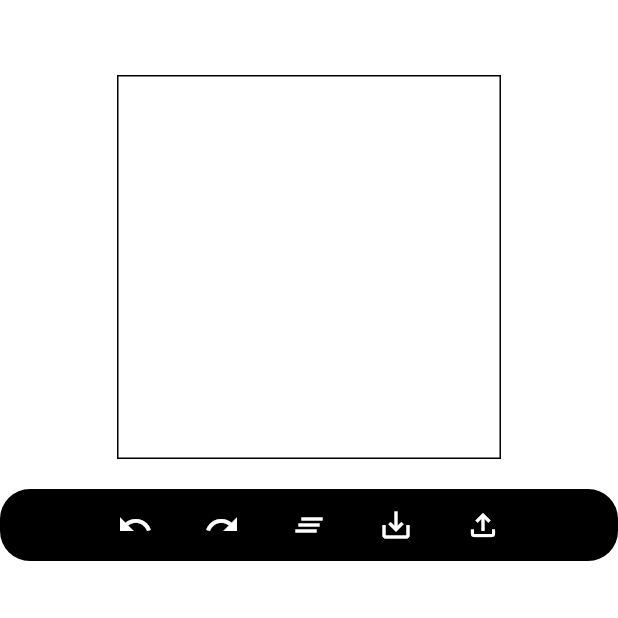
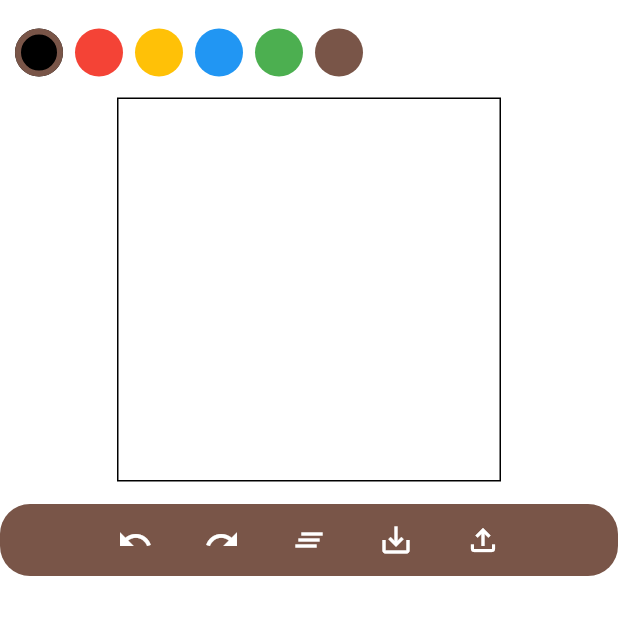
Before and after one commit to offfahad/human-face-sketch-to-real, a Flutter app: the screen it shows after launch, on a phone screen of 412 x 824 dp, the top half of it. Run offline on Flutter 3.47's test engine with Material 3 defaults, Android fonts, the phone set to English and light mode, and no system bars; our stand-ins replace cloud_firestore, file_picker, firebase_auth, image_gallery_saver, image_picker, splashscreen; accounts and stored records are empty.

Commit message:
colors-added

```diff
--- a/Frontend/human_face_generator/lib/drawing_room_screen.dart
+++ b/Frontend/human_face_generator/lib/drawing_room_screen.dart
@@ -21,9 +21,6 @@ class DrawingRoomScreen extends StatefulWidget {
 class _DrawingRoomScreenState extends State<DrawingRoomScreen> {
   var historyDrawingPoints = <DrawingPoint>[];
   var drawingPoints = <DrawingPoint>[];
-
-  var selectedColor = Colors.black;
-  var selectedWidth = 2.0;
   DrawingPoint? currentDrawingPoint;
 
   Widget imageOutput = Container();
@@ -31,12 +28,26 @@ class _DrawingRoomScreenState extends State<DrawingRoomScreen> {
   final ImagePicker picker = ImagePicker();
   File? image;
 
+  var avaiableColor = [
+    Colors.black,
+    Colors.red,
+    Colors.amber,
+    Colors.blue,
+    Colors.green,
+    Colors.brown,
+  ];
+
+  var selectedColor = Colors.black;
+  var selectedWidth = 2.0;
+
   Future<void> chooseImage() async {
     final XFile? file = await picker.pickImage(source: ImageSource.gallery);
     if (file != null) {
       final File pickedImage = File(file.path);
       final decodedImage = await decodeImageFromFile(pickedImage);
-      if (decodedImage != null && decodedImage.width == 256 && decodedImage.height == 256) {
+      if (decodedImage != null &&
+          decodedImage.width == 256 &&
+          decodedImage.height == 256) {
         setState(() {
           image = pickedImage;
         });
@@ -109,7 +120,6 @@ class _DrawingRoomScreenState extends State<DrawingRoomScreen> {
     fetchResponse(base64);
   }
 
-
   void fetchResponse(var base64Image) async {
     var data = {"Image": base64Image};
     var url = Uri.parse("http://192.168.43.199:5000/predict");
@@ -159,13 +169,51 @@ void fetchResponse(var base64Image) async {
           ),
         ),
         child: Padding(
-          padding: const EdgeInsets.only(top: 50),
+          padding: const EdgeInsets.only(top: 10),
           child: Column(
             mainAxisAlignment: MainAxisAlignment.start,
             children: [
               Padding(
-                padding: const EdgeInsets.only(bottom: 20),
-                child: image !=null ? Image.file(image!) : Container(
+                padding: const EdgeInsets.only(left: 10),
+                child: SizedBox(
+                  height: 50,
+                  child: ListView.separated(
+                    scrollDirection: Axis.horizontal,
+                    itemCount: avaiableColor.length,
+                    separatorBuilder: (_, __) {
+                      return const SizedBox(
+                        width: 8,
+                      );
+                    },
+                    itemBuilder: (context, index) {
+                      return GestureDetector(
+                        onTap: () {
+                          setState(() {
+                            selectedColor = avaiableColor[index];
+                          });
+                        },
+                        child: Container(
+                          width: 32,
+                          height: 32,
+                          decoration: BoxDecoration(
+                              color: avaiableColor[index],
+                              shape: BoxShape.circle),
+                          foregroundDecoration: BoxDecoration(
+                              border: selectedColor == avaiableColor[index]
+                                  ? Border.all(color: Colors.brown, width: 4)
+                                  : null,
+                              shape: BoxShape.circle),
+                        ),
+                      );
+                    },
+                  ),
+                ),
+              ),
+              Padding(
+                padding: const EdgeInsets.only(bottom: 15, top: 5),
+                child: image != null
+                    ? Image.file(image!)
+                    : Container(
                         width: 256,
                         height: 256,
                         decoration: BoxDecoration(
@@ -208,7 +256,8 @@ void fetchResponse(var base64Image) async {
                             setState(() {
                               if (currentDrawingPoint == null) return;
 
-                        currentDrawingPoint = currentDrawingPoint?.copyWith(
+                              currentDrawingPoint =
+                                  currentDrawingPoint?.copyWith(
                                 offsets: currentDrawingPoint!.offsets
                                   ..add(details.localPosition),
                               );
@@ -233,7 +282,7 @@ void fetchResponse(var base64Image) async {
                 width: MediaQuery.of(context).size.width,
                 //width: 500,
                 decoration: const BoxDecoration(
-                  color: Color.fromARGB(255, 0, 0, 0),
+                  color: Colors.brown,
                   borderRadius: BorderRadius.all(
                     Radius.circular(20),
                   ),
@@ -290,8 +339,7 @@ void fetchResponse(var base64Image) async {
                     width: 10,
                   ),
                   IconButton(
-                    onPressed: (){
-                    },
+                    onPressed: () {},
                     icon: const Icon(
                       Icons.save_alt_outlined,
                       color: Colors.white,
@@ -316,7 +364,19 @@ void fetchResponse(var base64Image) async {
                   child: SizedBox(
                     height: 256,
                     width: 256,
-                  child: imageOutput,
+                    child: imageOutput ?? Container(
+                            decoration: BoxDecoration(
+                              border:
+                                  Border.all(color: Colors.black, width: 1.0),
+                            ),
+                            child: Center(
+                              child: Text(
+                                'No image generated yet',
+                                style: TextStyle(
+                                    fontSize: 16.0, color: Colors.black),
+                              ),
+                            ),
+                          ),
                   ),
                 ),
               ),
@@ -327,8 +387,6 @@ void fetchResponse(var base64Image) async {
     );
   }
 }
-
-
 
 void showSaveDialog(BuildContext context, bool isSuccess, String errorMessage) {
   showDialog(
--- a/Frontend/human_face_generator/lib/main.dart
+++ b/Frontend/human_face_generator/lib/main.dart
@@ -12,23 +12,9 @@ class MyApp extends StatelessWidget {
   @override
   Widget build(BuildContext context) {
     return MaterialApp(
+      debugShowCheckedModeBanner: false,
       title: 'Flutter Demo',
       theme: ThemeData(
-        // This is the theme of your application.
-        //
-        // TRY THIS: Try running your application with "flutter run". You'll see
-        // the application has a blue toolbar. Then, without quitting the app,
-        // try changing the seedColor in the colorScheme below to Colors.green
-        // and then invoke "hot reload" (save your changes or press the "hot
-        // reload" button in a Flutter-supported IDE, or press "r" if you used
-        // the command line to start the app).
-        //
-        // Notice that the counter didn't reset back to zero; the application
-        // state is not lost during the reload. To reset the state, use hot
-        // restart instead.
-        //
-        // This works for code too, not just values: Most code changes can be
-        // tested with just a hot reload.
         colorScheme: ColorScheme.fromSeed(seedColor: Colors.deepPurple),
         useMaterial3: true,
       ),
```
Lines whose indentation alone changed are shown as unchanged.
